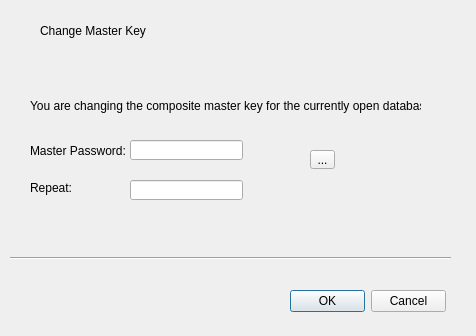
This is changemasterkeyform.ui in DensonNgumo/Vault as Qt 5 draws it before an edit. The edited form follows.
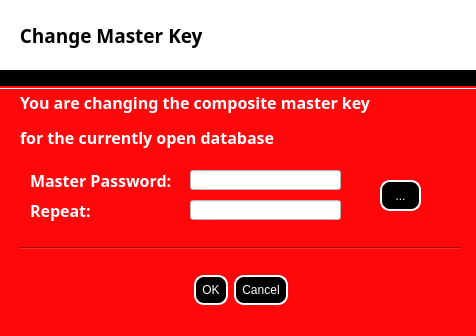
This is the edited form.

Commit message: Just updated most of the UI and implemented shared_ptrs for the database connection

```diff
--- a/changemasterkeyform.ui
+++ b/changemasterkeyform.ui
@@ -13,41 +13,85 @@
   <property name="windowTitle">
    <string>Dialog</string>
   </property>
+  <property name="styleSheet">
+   <string notr="true">background-color: rgb(255, 8, 12);</string>
+  </property>
   <widget class="QLabel" name="label">
    <property name="geometry">
     <rect>
-     <x>40</x>
-     <y>10</y>
-     <width>331</width>
-     <height>41</height>
+     <x>0</x>
+     <y>0</y>
+     <width>481</width>
+     <height>71</height>
     </rect>
    </property>
+   <property name="font">
+    <font>
+     <family>Tekton Pro</family>
+     <pointsize>14</pointsize>
+     <weight>75</weight>
+     <bold>true</bold>
+    </font>
+   </property>
+   <property name="autoFillBackground">
+    <bool>false</bool>
+   </property>
+   <property name="styleSheet">
+    <string notr="true">background-color: white;
+
+
+
+</string>
+   </property>
    <property name="text">
-    <string>Change Master Key</string>
+    <string>    Change Master Key</string>
    </property>
   </widget>
   <widget class="QLabel" name="label_2">
    <property name="geometry">
     <rect>
-     <x>30</x>
-     <y>80</y>
-     <width>391</width>
-     <height>51</height>
+     <x>20</x>
+     <y>90</y>
+     <width>441</width>
+     <height>61</height>
     </rect>
    </property>
+   <property name="font">
+    <font>
+     <family>Tekton Pro</family>
+     <pointsize>12</pointsize>
+     <weight>75</weight>
+     <bold>true</bold>
+    </font>
+   </property>
+   <property name="styleSheet">
+    <string notr="true">color:white;
+</string>
+   </property>
    <property name="text">
-    <string>You are changing the composite master key for the currently open database</string>
+    <string>&lt;html&gt;&lt;head/&gt;&lt;body&gt;&lt;p&gt;You are changing the composite master key&lt;/p&gt;&lt;p&gt; for the currently open database&lt;/p&gt;&lt;/body&gt;&lt;/html&gt;</string>
    </property>
   </widget>
   <widget class="QLabel" name="label_3">
    <property name="geometry">
     <rect>
      <x>30</x>
-     <y>140</y>
-     <width>101</width>
+     <y>170</y>
+     <width>141</width>
      <height>21</height>
     </rect>
    </property>
+   <property name="font">
+    <font>
+     <family>Tekton Pro</family>
+     <pointsize>12</pointsize>
+     <weight>75</weight>
+     <bold>true</bold>
+    </font>
+   </property>
+   <property name="styleSheet">
+    <string notr="true">color:white;</string>
+   </property>
    <property name="text">
     <string>Master Password:</string>
    </property>
@@ -56,11 +100,22 @@
    <property name="geometry">
     <rect>
      <x>30</x>
-     <y>180</y>
-     <width>61</width>
-     <height>16</height>
+     <y>200</y>
+     <width>71</width>
+     <height>21</height>
     </rect>
    </property>
+   <property name="font">
+    <font>
+     <family>Tekton Pro</family>
+     <pointsize>12</pointsize>
+     <weight>75</weight>
+     <bold>true</bold>
+    </font>
+   </property>
+   <property name="styleSheet">
+    <string notr="true">color:white;</string>
+   </property>
    <property name="text">
     <string>Repeat:</string>
    </property>
@@ -68,32 +123,52 @@
   <widget class="QLineEdit" name="lineEdit_MasterPass">
    <property name="geometry">
     <rect>
-     <x>130</x>
-     <y>140</y>
-     <width>113</width>
+     <x>190</x>
+     <y>170</y>
+     <width>151</width>
      <height>20</height>
     </rect>
    </property>
+   <property name="autoFillBackground">
+    <bool>false</bool>
+   </property>
+   <property name="styleSheet">
+    <string notr="true">background-color:white;
+</string>
+   </property>
   </widget>
   <widget class="QLineEdit" name="lineEdit_RepeatPass">
    <property name="geometry">
     <rect>
-     <x>130</x>
-     <y>180</y>
-     <width>113</width>
+     <x>190</x>
+     <y>200</y>
+     <width>151</width>
      <height>20</height>
     </rect>
    </property>
+   <property name="styleSheet">
+    <string notr="true">background-color:white;</string>
+   </property>
   </widget>
   <widget class="QToolButton" name="toolButton">
    <property name="geometry">
     <rect>
-     <x>310</x>
-     <y>150</y>
-     <width>25</width>
-     <height>19</height>
+     <x>380</x>
+     <y>180</y>
+     <width>41</width>
+     <height>31</height>
     </rect>
    </property>
+   <property name="styleSheet">
+    <string notr="true">background-color:black;
+color:white;
+border-style:outset;
+border-width:2px;
+border-color:white;
+border-radius:10px;
+
+padding:6px;</string>
+   </property>
    <property name="text">
     <string>...</string>
    </property>
@@ -101,12 +176,18 @@
   <widget class="Line" name="line">
    <property name="geometry">
     <rect>
-     <x>10</x>
-     <y>250</y>
-     <width>441</width>
+     <x>0</x>
+     <y>80</y>
+     <width>481</width>
      <height>16</height>
     </rect>
    </property>
+   <property name="styleSheet">
+    <string notr="true">color:white;</string>
+   </property>
+   <property name="frameShadow">
+    <enum>QFrame::Plain</enum>
+   </property>
    <property name="orientation">
     <enum>Qt::Horizontal</enum>
    </property>
@@ -114,14 +195,59 @@
   <widget class="QDialogButtonBox" name="buttonBox_Response">
    <property name="geometry">
     <rect>
-     <x>290</x>
-     <y>290</y>
-     <width>156</width>
-     <height>23</height>
+     <x>80</x>
+     <y>260</y>
+     <width>321</width>
+     <height>61</height>
     </rect>
    </property>
+   <property name="styleSheet">
+    <string notr="true">background-color:black;
+color:white;
+border-style:outset;
+border-width:2px;
+border-color:white;
+border-radius:10px;
+min-width:10em;
+padding:6px;</string>
+   </property>
+   <property name="orientation">
+    <enum>Qt::Horizontal</enum>
+   </property>
    <property name="standardButtons">
     <set>QDialogButtonBox::Cancel|QDialogButtonBox::Ok</set>
+   </property>
+   <property name="centerButtons">
+    <bool>true</bool>
+   </property>
+  </widget>
+  <widget class="QLabel" name="label_5">
+   <property name="geometry">
+    <rect>
+     <x>0</x>
+     <y>70</y>
+     <width>481</width>
+     <height>16</height>
+    </rect>
+   </property>
+   <property name="styleSheet">
+    <string notr="true">background-color:black;</string>
+   </property>
+   <property name="text">
+    <string>TextLabel</string>
+   </property>
+  </widget>
+  <widget class="Line" name="line_2">
+   <property name="geometry">
+    <rect>
+     <x>20</x>
+     <y>240</y>
+     <width>441</width>
+     <height>16</height>
+    </rect>
+   </property>
+   <property name="orientation">
+    <enum>Qt::Horizontal</enum>
    </property>
   </widget>
  </widget>
```
The commit also changes 21 other files.
